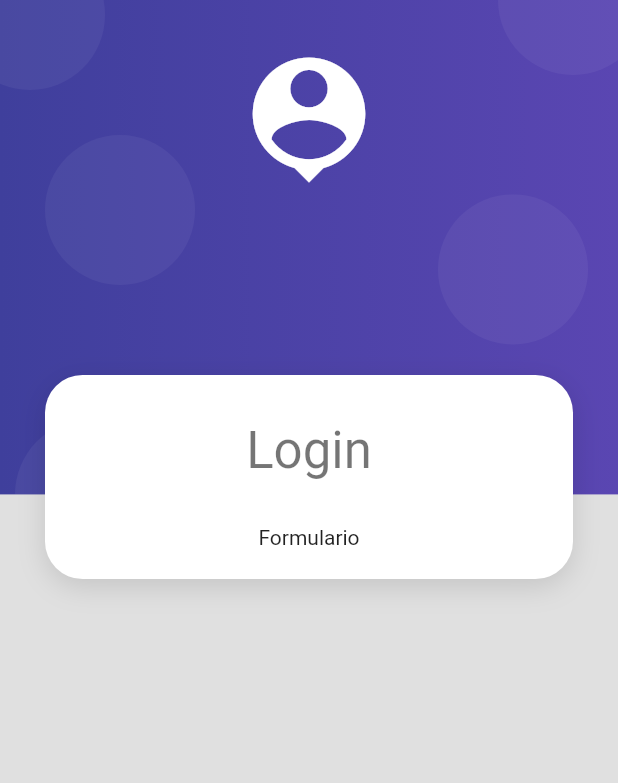
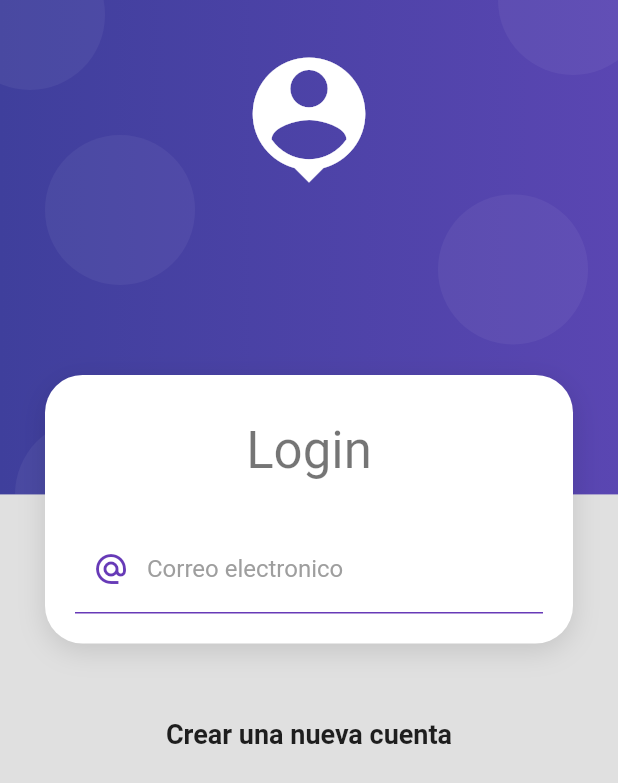
Before and after one commit to XxDEAMxX/products_app, a Flutter app: the screen it shows after launch, on a phone screen of 412 x 824 dp. Shown: the top 783 px of the screen. Run offline on Flutter 3.47's test engine with Material 2 defaults, Android fonts, the phone set to English and light mode, and no system bars.

Commit message:
Formulario de Login

```diff
--- a/lib/screens/login_screen.dart
+++ b/lib/screens/login_screen.dart
@@ -21,10 +21,12 @@ class LoginScreen extends StatelessWidget {
                     Text('Login', style: Theme.of(context).textTheme.headline4,),
                     SizedBox(height: 30,),
 
-                    Text('Formulario')
+                    _LoginForm()
                   ],
                 )
-              )
+              ),
+              SizedBox(height: 50,),
+              Text('Crear una nueva cuenta', style: TextStyle(fontSize: 18, fontWeight: FontWeight.bold),)
             ],
           ),
         )
@@ -32,3 +34,44 @@ class LoginScreen extends StatelessWidget {
     );
   }
 }
+
+
+class _LoginForm extends StatelessWidget {
+  const _LoginForm({super.key});
+
+  @override
+  Widget build(BuildContext context) {
+    return Container(
+      child: Form(
+        //TODO: mantener la referencia al KEY
+        child: Column(
+          children: [
+            TextFormField(
+              autocorrect: false,
+              keyboardType: TextInputType.emailAddress,
+              decoration: const InputDecoration(
+                enabledBorder: UnderlineInputBorder(
+                  borderSide: BorderSide(
+                    color: Colors.deepPurple
+                  ),
+                ),
+                focusedBorder: UnderlineInputBorder(
+                  borderSide: BorderSide(
+                    color: Colors.purple,
+                    width: 2
+                  )
+                ),
+                hintText: 'Email',
+                labelText: 'Correo electronico',
+                labelStyle: TextStyle(
+                  color: Colors.grey
+                ),
+                prefixIcon: Icon(Icons.alternate_email_sharp, color: Colors.deepPurple,)
+              ),
+            ),
+          ]
+        ),
+      ),
+    );
+  }
+}
```
